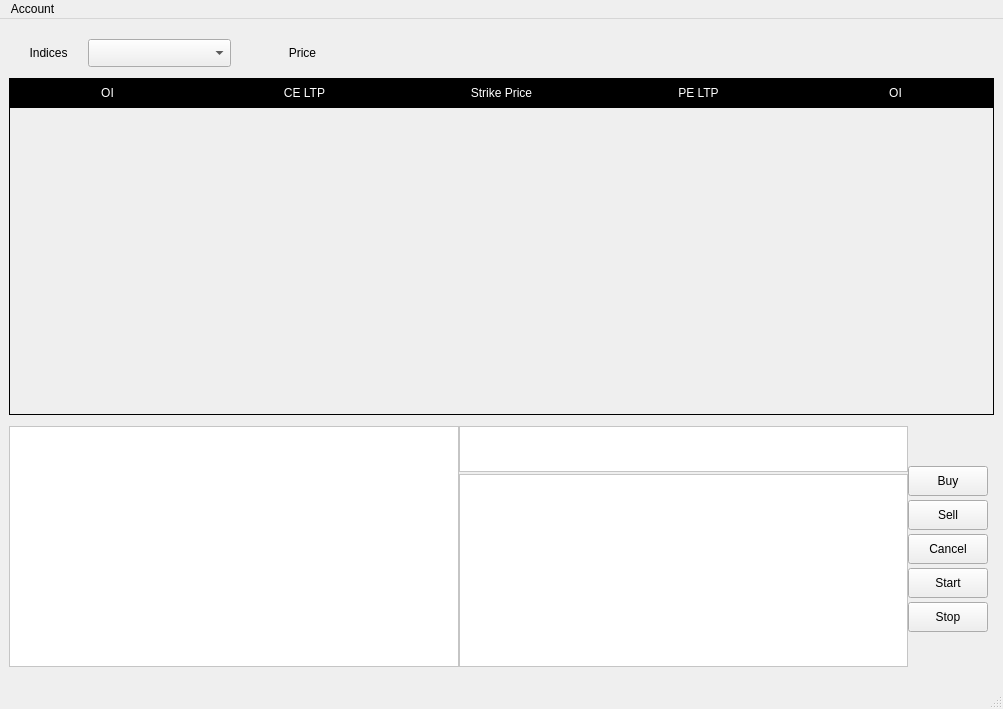
Above: python/ui/MainWindow.ui from nrajpoot1146/Trading before the change. Below: the same form after it.
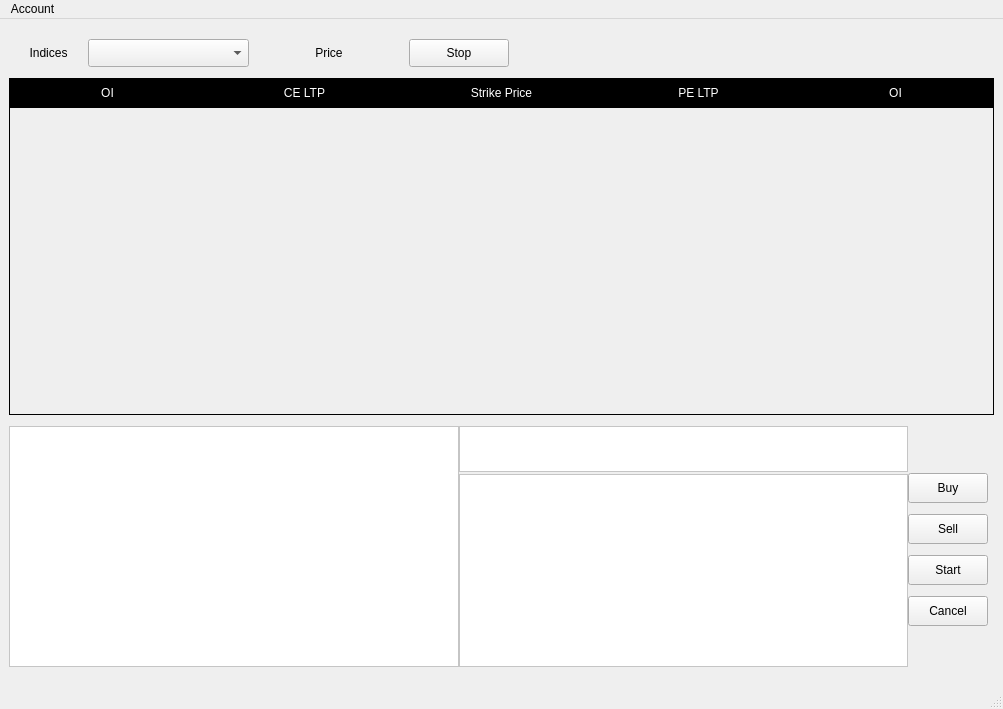
That is the form after the change.

What changed in the file:
```diff
--- a/python/ui/MainWindow.ui
+++ b/python/ui/MainWindow.ui
@@ -40,7 +40,7 @@
         <widget class="QWidget" name="widget_2" native="true">
          <property name="maximumSize">
           <size>
-           <width>365</width>
+           <width>500</width>
            <height>28</height>
           </size>
          </property>
@@ -96,6 +96,19 @@
             </property>
            </widget>
           </item>
+          <item>
+           <widget class="QPushButton" name="stop">
+            <property name="maximumSize">
+             <size>
+              <width>100</width>
+              <height>30</height>
+             </size>
+            </property>
+            <property name="text">
+             <string>Stop</string>
+            </property>
+           </widget>
+          </item>
          </layout>
         </widget>
        </item>
@@ -427,19 +440,6 @@
                </property>
               </widget>
              </item>
-             <item>
-              <widget class="QPushButton" name="pushButton_3">
-               <property name="maximumSize">
-                <size>
-                 <width>100</width>
-                 <height>30</height>
-                </size>
-               </property>
-               <property name="text">
-                <string>Cancel</string>
-               </property>
-              </widget>
-             </item>
              <item>
               <widget class="QPushButton" name="start">
                <property name="maximumSize">
@@ -454,7 +454,7 @@
               </widget>
              </item>
              <item>
-              <widget class="QPushButton" name="stop">
+              <widget class="QPushButton" name="pushButton_3">
                <property name="maximumSize">
                 <size>
                  <width>100</width>
@@ -462,7 +462,7 @@
                 </size>
                </property>
                <property name="text">
-                <string>Stop</string>
+                <string>Cancel</string>
                </property>
               </widget>
              </item>
```
